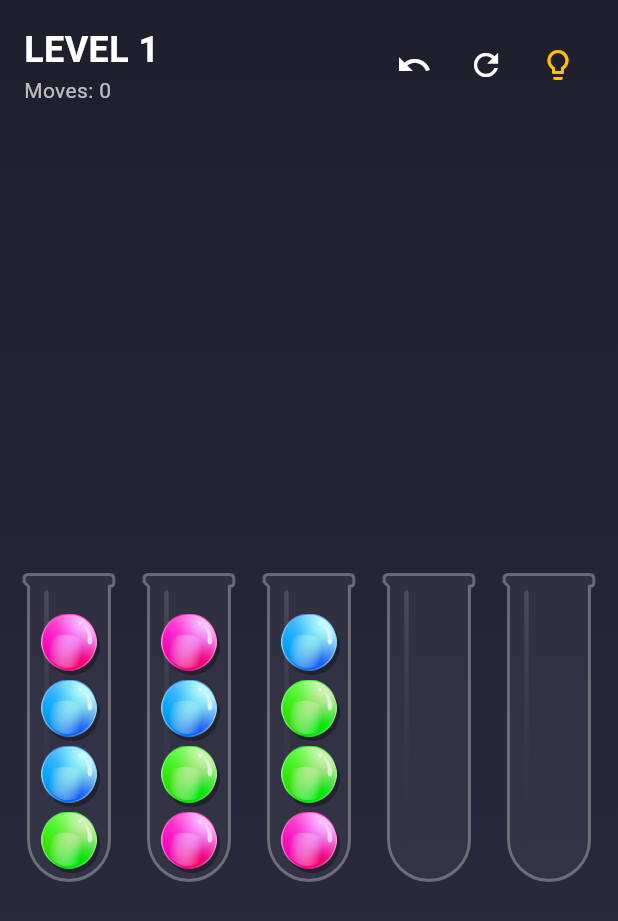
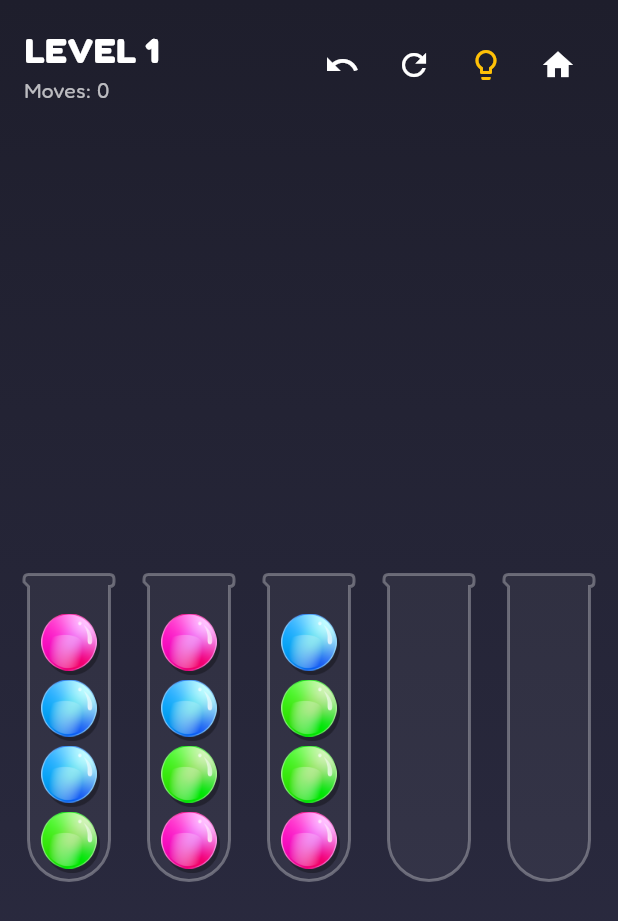
Before and after one commit to onemanylov/ball-sort-flutter, a Flutter app: the screen it shows after launch, after a tap on "PLAY", on a phone screen of 412 x 824 dp. Shown: the top 921 px of the screen. Run offline on Flutter 3.47's test engine with Material 3 defaults, Android fonts, the phone set to English and light mode, and no system bars; our stand-ins replace equatable, google_fonts, shared_preferences.

Commit message:
add home button remove shine and apply playful font

```diff
--- a/lib/main.dart
+++ b/lib/main.dart
@@ -1,4 +1,5 @@
 import 'package:flutter/material.dart';
+import 'package:google_fonts/google_fonts.dart';
 import 'screens/menu_screen.dart';
 
 void main() {
@@ -18,6 +19,9 @@ class BallSortApp extends StatelessWidget {
         primarySwatch: Colors.blue,
         scaffoldBackgroundColor: const Color(0xFF1E1E2C),
         useMaterial3: true,
+        textTheme: GoogleFonts.fredokaTextTheme(
+          ThemeData(brightness: Brightness.dark).textTheme,
+        ),
       ),
       home: const MenuScreen(),
     );
--- a/lib/screens/game_screen.dart
+++ b/lib/screens/game_screen.dart
@@ -93,14 +93,7 @@ class _GameScreenState extends State<GameScreen> with TickerProviderStateMixin {
                                    mainAxisAlignment: MainAxisAlignment.center,
                                    children: chunkIndices.map((index) {
                                       final tube = game.state.tubes[index];
-                                      final isSelected = game.selectedTubeIndex == index;
-
-                                      bool isValidTarget = false;
-                                      if (game.selectedTubeIndex != null && game.selectedTubeIndex != index) {
-                                        isValidTarget = GameLogic.isValidMove(game.state, game.selectedTubeIndex!, index);
-                                      }
-
-                                      final isHintTarget = game.hintTargetIndex == index;
+                                      bool isSelected = game.selectedTubeIndex == index;
 
                                       if (!_tubeKeys.containsKey(index)) {
                                         _tubeKeys[index] = GlobalKey();
@@ -193,6 +186,7 @@ class _GameScreenState extends State<GameScreen> with TickerProviderStateMixin {
               IconButton(icon: const Icon(Icons.undo), color: Colors.white, onPressed: game.undo, tooltip: "Undo"),
               IconButton(icon: const Icon(Icons.refresh), color: Colors.white, onPressed: game.resetLevel, tooltip: "Reset"),
               IconButton(icon: const Icon(Icons.lightbulb_outline), color: Colors.amber, onPressed: game.getHint, tooltip: "Hint"),
+              IconButton(icon: const Icon(Icons.home), color: Colors.white, onPressed: () => Navigator.of(context).pop(), tooltip: "Home"),
             ],
           )
         ],
--- a/lib/widgets/tube_widget.dart
+++ b/lib/widgets/tube_widget.dart
@@ -152,21 +152,7 @@ class _TubePainter extends CustomPainter {
     canvas.drawPath(path, paint);
     canvas.drawPath(path, borderPaint);
 
-    // Shine
-    final shinePath = Path();
-    shinePath.moveTo(size.width * 0.25, 12);
-    shinePath.lineTo(size.width * 0.25, size.height - 25);
-    final shinePaint = Paint()
-      ..shader = LinearGradient(
-        colors: [Colors.white.withValues(alpha: 0.15), Colors.transparent],
-        begin: Alignment.topCenter,
-        end: Alignment.bottomCenter
-      ).createShader(Rect.fromLTWH(0, 0, size.width, size.height))
-      ..style = PaintingStyle.stroke
-      ..strokeWidth = 3
-      ..strokeCap = StrokeCap.round; // Round shine ends
-
-    canvas.drawPath(shinePath, shinePaint);
+    // Shine removed as requested
   }
 
   Path _getTubePath(Size size) {
--- a/pubspec.yaml
+++ b/pubspec.yaml
@@ -39,6 +39,7 @@ dependencies:
   audioplayers: ^6.5.1
   equatable: ^2.0.8
   uuid: ^4.5.2
+  google_fonts: ^7.0.1
 
 dev_dependencies:
   flutter_test:
```
Also changed, not shown: pubspec.lock.
